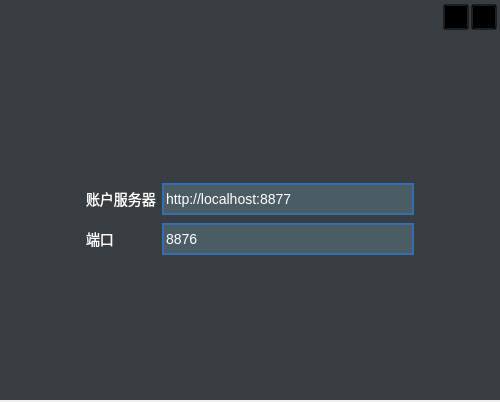
ohto-ai/PostLive, file src/app/LiveLoginSettingDialog.ui: the form before one commit.
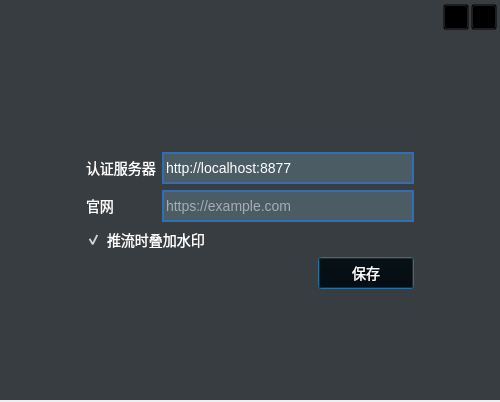
The form after the commit. Icons and pictures are not drawn.

Commit message:
feat: add settings dialog, resilient auth and device refresh
- Add auth server, website and watermark settings persisted in application.json
- Create the auth client per login from config with connection/read timeouts
- Cancel pending auto-login when credentials change or the option is unchecked
- Clear saved token and auto-login after a token login failure
- Refresh camera and microphone lists when devices change
- Unify tray show/hide, pause preview when minimized, and stop FFmpeg on exit
- Fix the shadow overlay after minimize/restore with parent event filtering

The edit to the form file:
```diff
--- a/src/app/LiveLoginSettingDialog.ui
+++ b/src/app/LiveLoginSettingDialog.ui
@@ -429,7 +429,7 @@
              </size>
             </property>
             <property name="text">
-             <string>账户服务器</string>
+             <string>认证服务器</string>
             </property>
            </widget>
           </item>
@@ -450,8 +450,8 @@
             <property name="text">
              <string>http://localhost:8877</string>
             </property>
-            <property name="readOnly">
-             <bool>true</bool>
+            <property name="placeholderText">
+             <string>http://localhost:8877</string>
             </property>
            </widget>
           </item>
@@ -470,7 +470,7 @@
              </size>
             </property>
             <property name="text">
-             <string>端口 </string>
+             <string>官网</string>
             </property>
            </widget>
           </item>
@@ -488,14 +488,57 @@
               <height>32</height>
              </size>
             </property>
-            <property name="inputMask">
-             <string>8876</string>
+            <property name="placeholderText">
+             <string>https://example.com</string>
             </property>
-            <property name="readOnly">
+           </widget>
+          </item>
+          <item row="2" column="0" colspan="2">
+           <widget class="QCheckBox" name="watermarkCheckBox">
+            <property name="text">
+             <string>推流时叠加水印</string>
+            </property>
+            <property name="checked">
              <bool>true</bool>
             </property>
            </widget>
           </item>
+          <item row="3" column="0" colspan="2">
+           <layout class="QHBoxLayout" name="horizontalLayout_2">
+            <item>
+             <spacer name="horizontalSpacer_3">
+              <property name="orientation">
+               <enum>Qt::Horizontal</enum>
+              </property>
+              <property name="sizeHint" stdset="0">
+               <size>
+                <width>40</width>
+                <height>20</height>
+               </size>
+              </property>
+             </spacer>
+            </item>
+            <item>
+             <widget class="QPushButton" name="savePushButton">
+              <property name="minimumSize">
+               <size>
+                <width>96</width>
+                <height>32</height>
+               </size>
+              </property>
+              <property name="maximumSize">
+               <size>
+                <width>96</width>
+                <height>32</height>
+               </size>
+              </property>
+              <property name="text">
+               <string>保存</string>
+              </property>
+             </widget>
+            </item>
+           </layout>
+          </item>
          </layout>
         </widget>
        </item>
```
Left out of the diff: 2 changed lines with no effect on the pictures. The commit also changes 18 other files.
